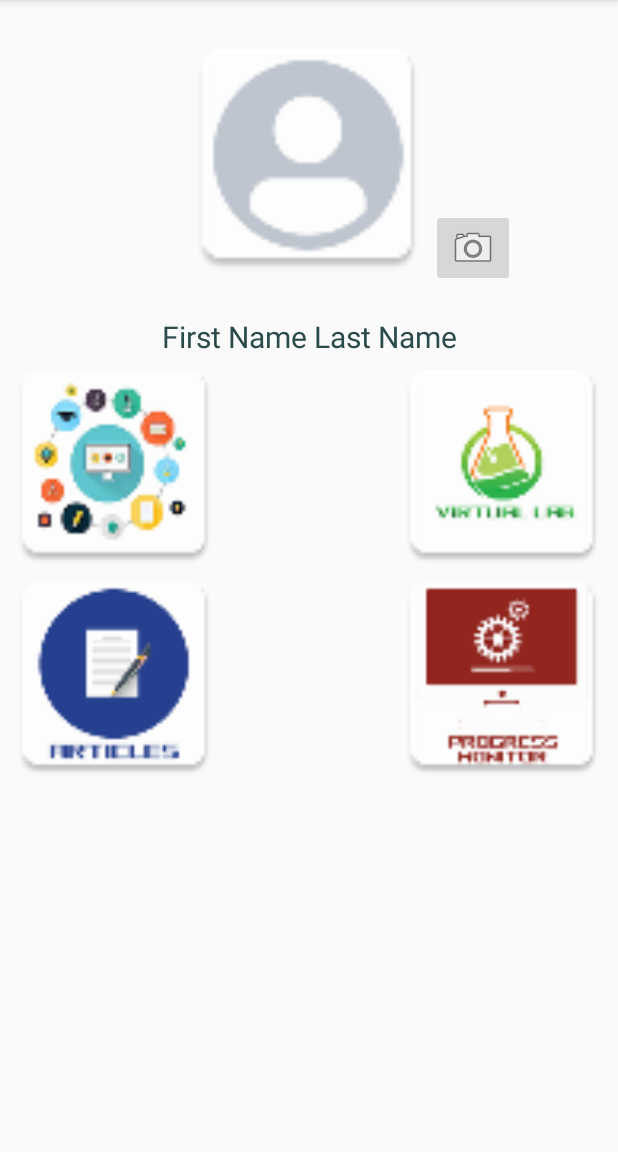
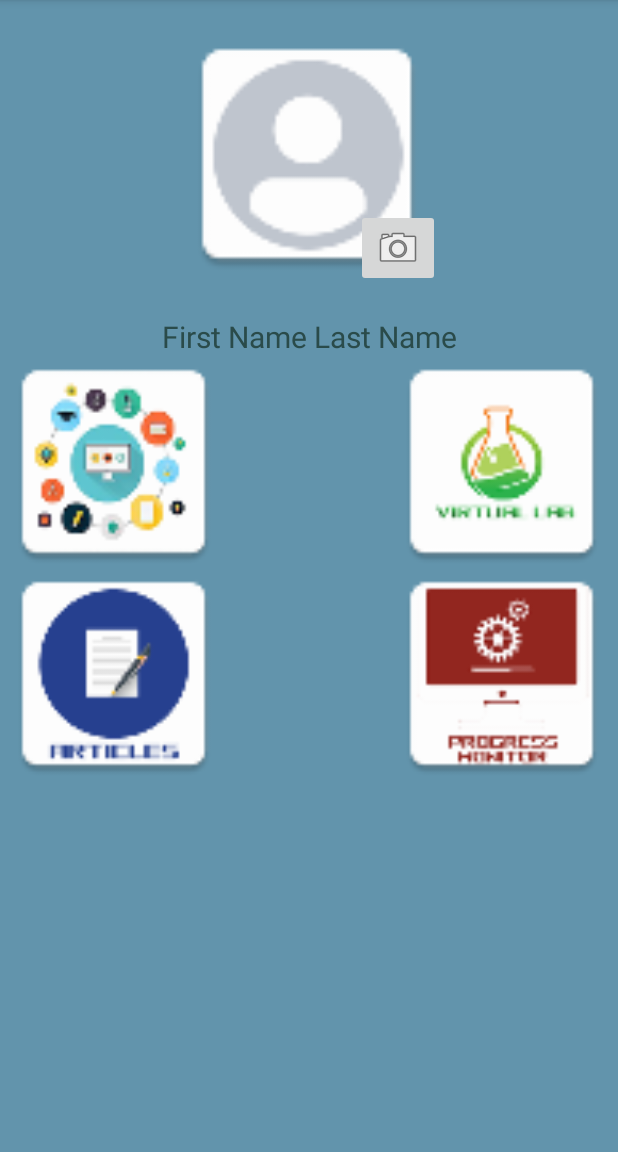
Before and after one commit to amit-banerjee-03/lEARN-client, an Android app: the OverviewActivity screen opened directly, with no data from a screen before it, on a phone screen of 412 x 824 dp, the part 84-1236 px from its top. Run offline under Robolectric (Android 15) with nearby library versions, the phone set to English and light mode, and no system bars; Roboto replaces fonts that are not available here.

Commit message:
Theme of overview activity changed

```diff
--- a/app/src/main/res/layout/activity_overview.xml
+++ b/app/src/main/res/layout/activity_overview.xml
@@ -4,6 +4,7 @@
     xmlns:tools="http://schemas.android.com/tools"
     android:layout_width="match_parent"
     android:layout_height="match_parent"
+    android:background="#6294AC"
     tools:context=".OverviewActivity">
 
 
@@ -27,7 +28,7 @@
 
     <ImageView
         android:id="@+id/profileImage"
-        android:layout_width="275dp"
+        android:layout_width="175dp"
         android:layout_height="175dp"
         android:layout_marginTop="16dp"
         app:layout_constraintEnd_toEndOf="parent"
```
